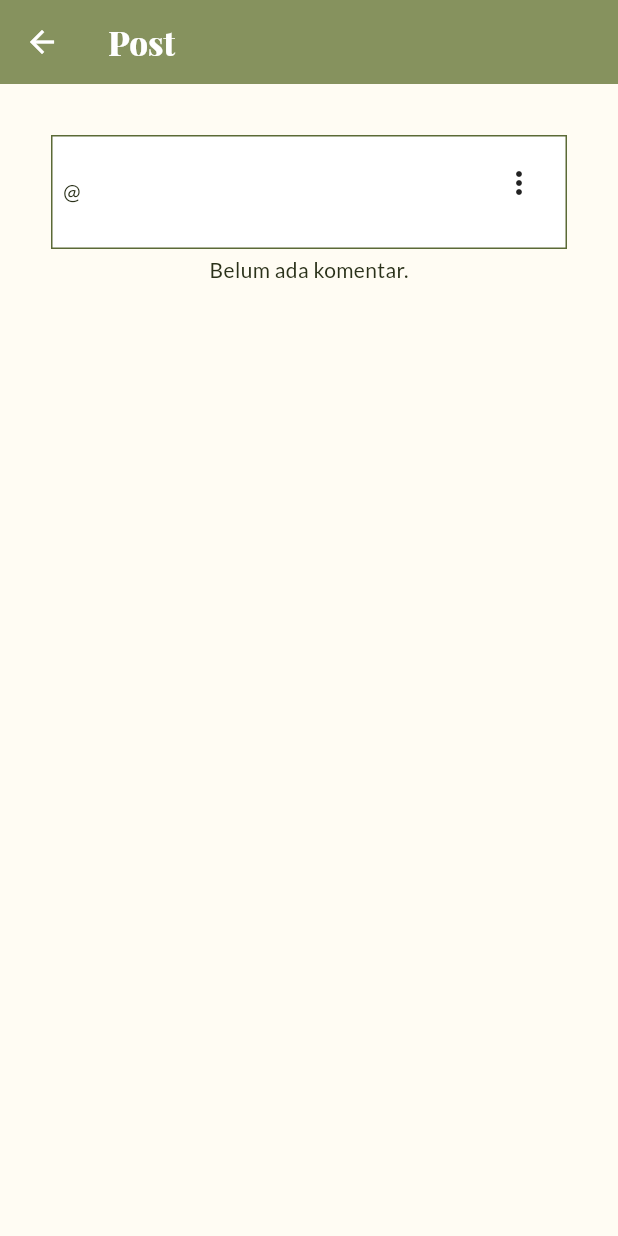
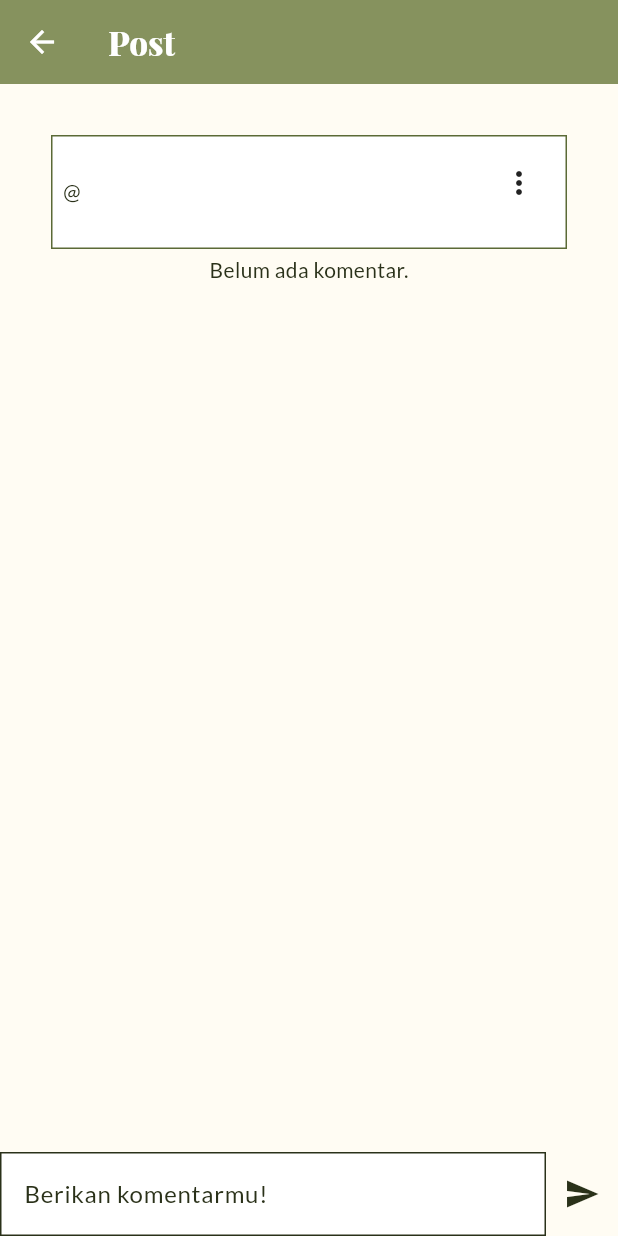
Before and after one commit to PBP-2024-F04/paku-mobile, a Flutter app: the ViewPostPage screen opened directly with empty values, on a phone screen of 412 x 824 dp. Run offline on Flutter 3.47's test engine with Material 3 defaults, Android fonts, the light colour scheme and no system bars; our stand-ins replace google_fonts; missing offline and left inert: pbp_django_auth.

Commit message:
feat: implement commenting on posts

```diff
--- a/lib/screens/timeline/view_post.dart
+++ b/lib/screens/timeline/view_post.dart
@@ -1,9 +1,10 @@
+import 'dart:convert';
+
 import 'package:flutter/material.dart';
 import 'package:paku/screens/timeline/models/comment.dart';
 import 'package:paku/screens/timeline/models/post.dart';
 import 'package:paku/screens/timeline/widgets/comment_card.dart';
 import 'package:paku/screens/timeline/widgets/post_card.dart';
-import 'package:paku/widgets/left_drawer.dart';
 import 'package:pbp_django_auth/pbp_django_auth.dart';
 import 'package:provider/provider.dart';
 
@@ -17,8 +18,41 @@ class ViewPostPage extends StatefulWidget {
 }
 
 class _ViewPostPageState extends State<ViewPostPage> {
+  final _formKey = GlobalKey<FormState>();
+
+  String _comment = "";
+
+  void _createComment(BuildContext context, CookieRequest request) async {
+    final response = await request.postJson(
+      "http://localhost:8000/timeline/json/posts/${widget.post.id}/create_comment",
+      jsonEncode({ 'text': _comment }),
+    );
+
+    if (context.mounted) {
+      if (response['success']) {
+        ScaffoldMessenger.of(context)
+          ..hideCurrentSnackBar()
+          ..showSnackBar(
+            SnackBar(content: Text(response['message'])),
+          );
+
+        Navigator.of(context).pushReplacement(
+          MaterialPageRoute(builder: (context) => ViewPostPage(widget.post)),
+        );
+      } else {
+        ScaffoldMessenger.of(context)
+          ..hideCurrentSnackBar()
+          ..showSnackBar(
+            const SnackBar(content: Text('Failed to register!')),
+          );
+      }
+    }
+  }
+
   Future<List<Comment>> _fetchComments(CookieRequest request) async {
-    final response = await request.get('http://localhost:8000/timeline/json/posts/${widget.post.id}/show_comments');
+    final response = await request.get(
+      'http://localhost:8000/timeline/json/posts/${widget.post.id}/show_comments',
+    );
 
     if (response is List<dynamic>) {
       return response.map((data) => Comment.fromJson(data)).toList();
@@ -27,7 +61,10 @@ class _ViewPostPageState extends State<ViewPostPage> {
     return [];
   }
 
-  Widget _commentsBuilder(BuildContext context, AsyncSnapshot<List<Comment>> snapshot) {
+  Widget _commentsBuilder(
+    BuildContext context,
+    AsyncSnapshot<List<Comment>> snapshot,
+  ) {
     if (snapshot.hasData && snapshot.data is List) {
       if (snapshot.data!.isEmpty) {
         return const Text("Belum ada komentar.");
@@ -52,9 +89,10 @@ class _ViewPostPageState extends State<ViewPostPage> {
 
     return Scaffold(
       appBar: AppBar(title: const Text("Post")),
-      body: SingleChildScrollView(
+      body: Stack(
+        children: [
+          SingleChildScrollView(
             padding: const EdgeInsets.all(30),
-        child: Center(
             child: Column(
               children: [
                 PostCard(widget.post),
@@ -62,10 +100,36 @@ class _ViewPostPageState extends State<ViewPostPage> {
                   future: _fetchComments(request),
                   builder: _commentsBuilder,
                 ),
+                const SizedBox(height: 50),
+              ],
+            ),
+          ),
+          Align(
+            alignment: Alignment.bottomCenter,
+            child: Form(
+              key: _formKey,
+              child: Row(
+                children: [
+                  Expanded(
+                    child: TextFormField(
+                      decoration: const InputDecoration(
+                        hintText: "Berikan komentarmu!",
+                        filled: true,
+                        fillColor: Colors.white,
+                      ),
+                      onChanged: (value) => setState(() => _comment = value),
+                    ),
+                  ),
+                  IconButton(
+                    onPressed: () => _createComment(context, request),
+                    icon: const Icon(Icons.send),
+                  )
                 ],
               ),
             ),
           ),
+        ],
+      ),
     );
   }
 }
--- a/lib/theme.dart
+++ b/lib/theme.dart
@@ -46,6 +46,8 @@ var theme = ThemeData(
   inputDecorationTheme: InputDecorationTheme(
     hintStyle: GoogleFonts.lato(color: TailwindColors.mossGreenDarker),
     border: const OutlineInputBorder(borderRadius: BorderRadius.zero),
+    filled: true,
+    fillColor: Colors.white,
   ),
 
   elevatedButtonTheme: ElevatedButtonThemeData(
```
Lines whose indentation alone changed are shown as unchanged.
